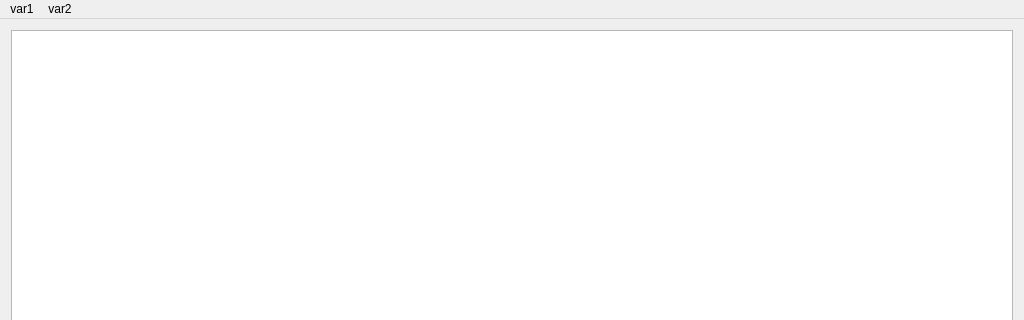
First picture: the form in project_files/mainwindow.ui, repository positivcheg94/school_db_iasa_MO, before the edit; both pictures show x 0 to 1024 and y 0 to 320 of the 1024 by 768 pixel window.
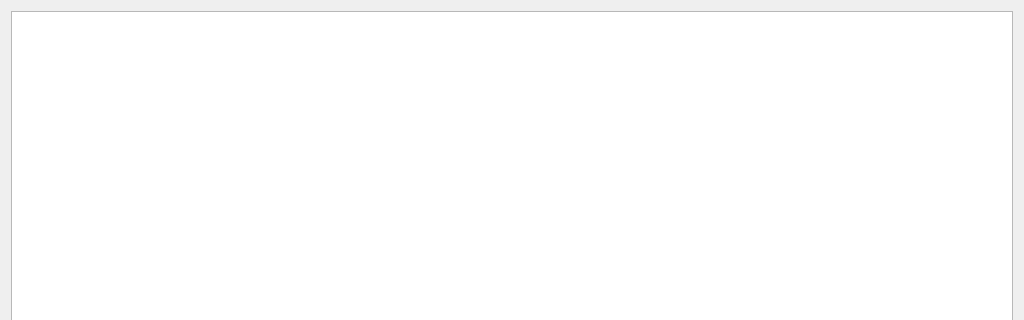
Second picture: the form after the edit.

```diff
--- a/project_files/mainwindow.ui
+++ b/project_files/mainwindow.ui
@@ -39,23 +39,9 @@
      <x>0</x>
      <y>0</y>
      <width>1024</width>
-     <height>38</height>
+     <height>25</height>
     </rect>
    </property>
-   <widget class="QMenu" name="menuVar1">
-    <property name="title">
-     <string>var1</string>
-    </property>
-    <addaction name="actionVarvar1"/>
-    <addaction name="actionVarvar2"/>
-   </widget>
-   <widget class="QMenu" name="menuVar2">
-    <property name="title">
-     <string>var2</string>
-    </property>
-   </widget>
-   <addaction name="menuVar1"/>
-   <addaction name="menuVar2"/>
   </widget>
   <widget class="QStatusBar" name="statusBar"/>
   <action name="actionVarvar1">
```
Left out of the diff: 3 changed lines with no effect on the pictures.
